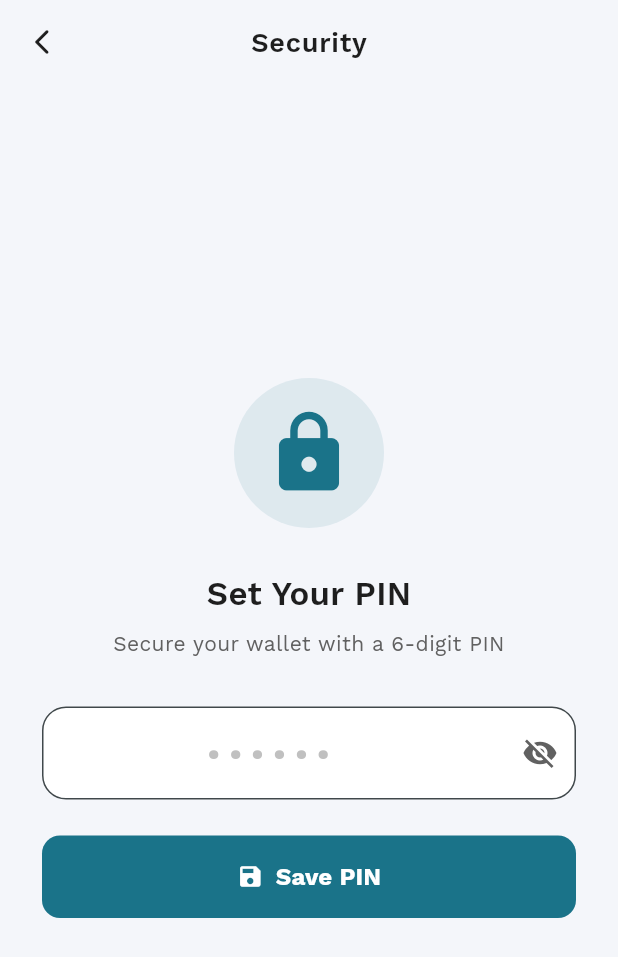
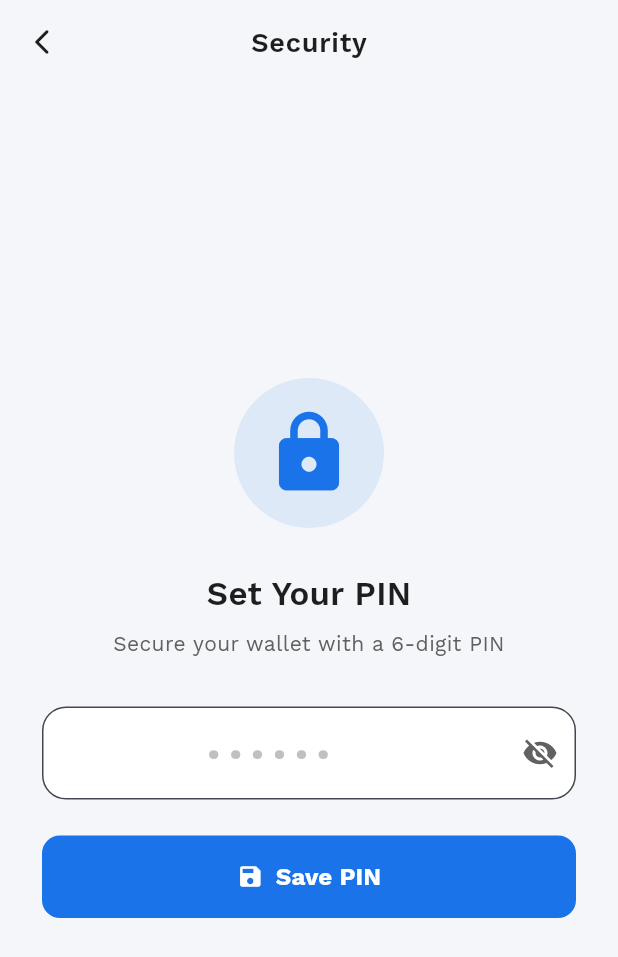
Before and after one commit to curib123/NextFi-Wallet-Mobile-App, a Flutter app: the AuthGateScreen screen opened directly, on a phone screen of 412 x 824 dp. Shown: the top 957 px of the screen. Run offline on Flutter 3.47's test engine with Material 3 defaults, Android fonts, the phone set to English and light mode, and no system bars; our stand-ins replace animate_do, convert, fl_chart, flutter_phoenix, flutter_secure_storage, google_fonts and 3 more; missing offline and left inert: ai_barcode_scanner, bip32, bip39, pointycastle, web3dart; accounts and stored records are empty; network calls fail.

Commit message:
change icon and color

```diff
--- a/lib/Helper/AppColor.dart
+++ b/lib/Helper/AppColor.dart
@@ -4,7 +4,7 @@ import 'package:flutter/material.dart';
 /// Supports Light & Dark mode themes.
 class AppColor {
   // ─── Brand Colors (same for both themes) ─────────────────────────────
-  final Color primary = const Color(0xFF1A7389);      // Teal
+  final Color primary = const Color(0xFF1A73E8);      // Blue
   final Color primaryDark = const Color(0xFF4285F4);  // Lighter Blue for Gradients
   final Color accent = const Color(0xFF9C27B0);       // Purple Accent for Actions
 
```
Also changed, not shown: assets/icon/icon.png, 26 other files.
